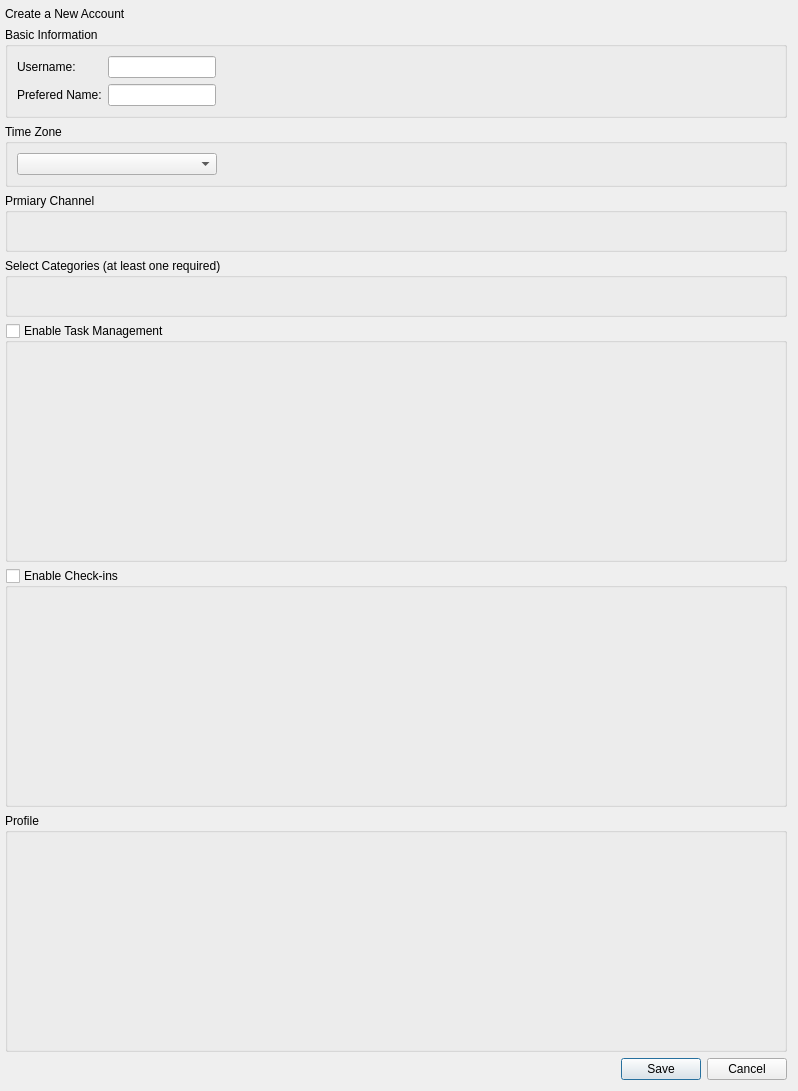
Before: the Qt Designer form ui/designs/account_creator_dialog.ui in Jacfogel/MHM, drawn with Qt 5.
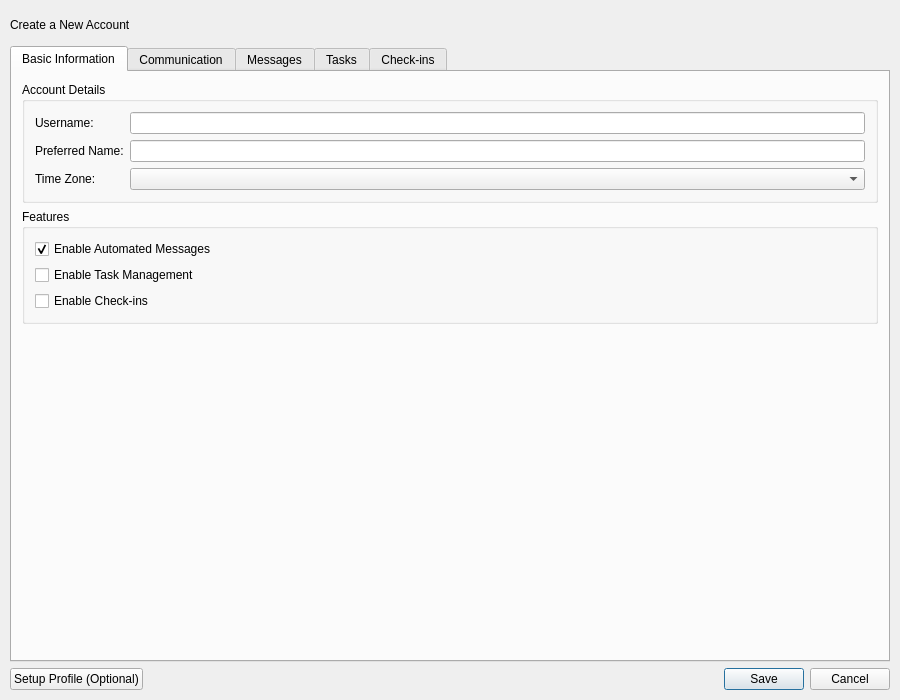
After: the same form once the commit is applied.

```diff
--- a/ui/designs/account_creator_dialog.ui
+++ b/ui/designs/account_creator_dialog.ui
@@ -6,8 +6,8 @@
    <rect>
     <x>0</x>
     <y>0</y>
-    <width>798</width>
-    <height>1091</height>
+    <width>900</width>
+    <height>700</height>
    </rect>
   </property>
   <property name="contextMenuPolicy">
@@ -19,19 +19,25 @@
   <property name="role" stdset="0">
    <string>header</string>
   </property>
-  <layout class="QVBoxLayout" name="verticalLayout" stretch="0,0,0,0,0,1,1,1,0">
+  <layout class="QVBoxLayout" name="verticalLayout" stretch="0,1,0">
    <property name="leftMargin">
-    <number>5</number>
+    <number>10</number>
    </property>
    <property name="topMargin">
-    <number>7</number>
+    <number>10</number>
+   </property>
+   <property name="rightMargin">
+    <number>10</number>
+   </property>
+   <property name="bottomMargin">
+    <number>10</number>
    </property>
    <item>
     <widget class="QLabel" name="label_create_a_new_account">
      <property name="minimumSize">
       <size>
        <width>0</width>
-       <height>0</height>
+       <height>30</height>
       </size>
      </property>
      <property name="cursor">
@@ -58,13 +64,45 @@
     </widget>
    </item>
    <item>
-    <widget class="QGroupBox" name="groupBox_basic_information">
-     <property name="title">
+    <widget class="QTabWidget" name="tabWidget">
+     <property name="currentIndex">
+      <number>0</number>
+     </property>
+     <widget class="QWidget" name="tab_basic_info">
+      <attribute name="title">
       <string>Basic Information</string>
-     </property>
-     <layout class="QVBoxLayout" name="verticalLayout_2">
+      </attribute>
+      <layout class="QVBoxLayout" name="verticalLayout_basic">
+       <property name="leftMargin">
+        <number>10</number>
+       </property>
+       <property name="topMargin">
+        <number>10</number>
+       </property>
+       <property name="rightMargin">
+        <number>10</number>
+       </property>
+       <property name="bottomMargin">
+        <number>10</number>
+       </property>
       <item>
-       <layout class="QGridLayout" name="gridLayout" columnstretch="0,1">
+        <widget class="QGroupBox" name="groupBox_basic_information">
+         <property name="title">
+          <string>Account Details</string>
+         </property>
+         <layout class="QGridLayout" name="gridLayout_basic">
+          <property name="leftMargin">
+           <number>10</number>
+          </property>
+          <property name="topMargin">
+           <number>10</number>
+          </property>
+          <property name="rightMargin">
+           <number>10</number>
+          </property>
+          <property name="bottomMargin">
+           <number>10</number>
+          </property>
         <item row="0" column="0">
          <widget class="QLabel" name="label_username">
           <property name="text">
@@ -72,35 +110,31 @@
           </property>
          </widget>
         </item>
+          <item row="0" column="1">
+           <widget class="QLineEdit" name="lineEdit_username"/>
+          </item>
         <item row="1" column="0">
          <widget class="QLabel" name="label_prefered_name">
           <property name="text">
-           <string>Prefered Name:</string>
+             <string>Preferred Name:</string>
           </property>
          </widget>
         </item>
-        <item row="1" column="1" alignment="Qt::AlignmentFlag::AlignLeft">
+          <item row="1" column="1">
          <widget class="QLineEdit" name="lineEdit_prefered_name"/>
         </item>
-        <item row="0" column="1" alignment="Qt::AlignmentFlag::AlignLeft">
-         <widget class="QLineEdit" name="lineEdit_username"/>
-        </item>
-       </layout>
-      </item>
-     </layout>
-    </widget>
-   </item>
-   <item>
-    <widget class="QGroupBox" name="groupBox_time_zone">
-     <property name="title">
-      <string>Time Zone</string>
-     </property>
-     <layout class="QVBoxLayout" name="verticalLayout_12">
-      <item alignment="Qt::AlignmentFlag::AlignLeft">
+          <item row="2" column="0">
+           <widget class="QLabel" name="label_timezone">
+            <property name="text">
+             <string>Time Zone:</string>
+            </property>
+           </widget>
+          </item>
+          <item row="2" column="1">
        <widget class="QComboBox" name="comboBox_time_zone">
         <property name="minimumSize">
          <size>
-          <width>200</width>
+              <width>300</width>
           <height>0</height>
          </size>
         </property>
@@ -109,10 +143,93 @@
      </layout>
     </widget>
    </item>
+       <item>
+        <widget class="QGroupBox" name="groupBox_features">
+         <property name="title">
+          <string>Features</string>
+         </property>
+         <layout class="QVBoxLayout" name="verticalLayout_features">
+          <property name="leftMargin">
+           <number>10</number>
+          </property>
+          <property name="topMargin">
+           <number>10</number>
+          </property>
+          <property name="rightMargin">
+           <number>10</number>
+          </property>
+          <property name="bottomMargin">
+           <number>10</number>
+          </property>
+                     <item>
+            <widget class="QCheckBox" name="checkBox_enable_messages">
+             <property name="text">
+              <string>Enable Automated Messages</string>
+             </property>
+             <property name="checked">
+              <bool>true</bool>
+             </property>
+            </widget>
+           </item>
+          <item>
+           <widget class="QCheckBox" name="checkBox_enable_task_management">
+            <property name="text">
+             <string>Enable Task Management</string>
+            </property>
+            <property name="checked">
+             <bool>false</bool>
+            </property>
+           </widget>
+          </item>
+          <item>
+           <widget class="QCheckBox" name="checkBox_enable_checkins">
+            <property name="text">
+             <string>Enable Check-ins</string>
+            </property>
+            <property name="checked">
+             <bool>false</bool>
+            </property>
+           </widget>
+          </item>
+         </layout>
+        </widget>
+       </item>
+       <item>
+        <spacer name="verticalSpacer_basic">
+         <property name="orientation">
+          <enum>Qt::Orientation::Vertical</enum>
+         </property>
+         <property name="sizeHint" stdset="0">
+          <size>
+           <width>20</width>
+           <height>40</height>
+          </size>
+         </property>
+        </spacer>
+       </item>
+      </layout>
+     </widget>
+     <widget class="QWidget" name="tab_communication">
+      <attribute name="title">
+       <string>Communication</string>
+      </attribute>
+      <layout class="QVBoxLayout" name="verticalLayout_comm">
+       <property name="leftMargin">
+        <number>10</number>
+       </property>
+       <property name="topMargin">
+        <number>10</number>
+       </property>
+       <property name="rightMargin">
+        <number>10</number>
+       </property>
+       <property name="bottomMargin">
+        <number>10</number>
+       </property>
    <item>
     <widget class="QGroupBox" name="groupBox_primary_channel">
      <property name="title">
-      <string>Prmiary Channel</string>
+          <string>Primary Communication Channel</string>
      </property>
      <layout class="QVBoxLayout" name="verticalLayout_11">
       <item>
@@ -124,9 +241,41 @@
     </widget>
    </item>
    <item>
+        <spacer name="verticalSpacer_comm">
+         <property name="orientation">
+          <enum>Qt::Orientation::Vertical</enum>
+         </property>
+         <property name="sizeHint" stdset="0">
+          <size>
+           <width>20</width>
+           <height>40</height>
+          </size>
+         </property>
+        </spacer>
+       </item>
+      </layout>
+     </widget>
+     <widget class="QWidget" name="tab_categories">
+      <attribute name="title">
+       <string>Messages</string>
+      </attribute>
+      <layout class="QVBoxLayout" name="verticalLayout_cat">
+       <property name="leftMargin">
+        <number>10</number>
+       </property>
+       <property name="topMargin">
+        <number>10</number>
+       </property>
+       <property name="rightMargin">
+        <number>10</number>
+       </property>
+       <property name="bottomMargin">
+        <number>10</number>
+       </property>
+       <item>
     <widget class="QGroupBox" name="groupBox_select_categories">
      <property name="title">
-      <string>Select Categories (at least one required)</string>
+          <string>Select Message Categories (at least one required)</string>
      </property>
      <layout class="QVBoxLayout" name="verticalLayout_3">
       <item>
@@ -138,15 +287,41 @@
     </widget>
    </item>
    <item>
-    <widget class="QGroupBox" name="groupBox_checkBox_enable_task_management">
+        <spacer name="verticalSpacer_cat">
+         <property name="orientation">
+          <enum>Qt::Orientation::Vertical</enum>
+         </property>
+         <property name="sizeHint" stdset="0">
+          <size>
+           <width>20</width>
+           <height>40</height>
+          </size>
+         </property>
+        </spacer>
+       </item>
+      </layout>
+     </widget>
+           <widget class="QWidget" name="tab_tasks">
+       <attribute name="title">
+        <string>Tasks</string>
+       </attribute>
+       <layout class="QVBoxLayout" name="verticalLayout_tasks">
+        <property name="leftMargin">
+         <number>10</number>
+        </property>
+        <property name="topMargin">
+         <number>10</number>
+        </property>
+        <property name="rightMargin">
+         <number>10</number>
+        </property>
+        <property name="bottomMargin">
+         <number>10</number>
+        </property>
+        <item>
+         <widget class="QGroupBox" name="groupBox_task_settings">
      <property name="title">
-      <string>Enable Task Management</string>
-     </property>
-     <property name="checkable">
-      <bool>true</bool>
-     </property>
-     <property name="checked">
-      <bool>false</bool>
+           <string>Task Management Settings</string>
      </property>
      <layout class="QVBoxLayout" name="verticalLayout_9">
       <item>
@@ -157,19 +332,30 @@
      </layout>
     </widget>
    </item>
+
+       </layout>
+      </widget>
+      <widget class="QWidget" name="tab_checkins">
+       <attribute name="title">
+        <string>Check-ins</string>
+       </attribute>
+       <layout class="QVBoxLayout" name="verticalLayout_checkins">
+        <property name="leftMargin">
+         <number>10</number>
+        </property>
+        <property name="topMargin">
+         <number>10</number>
+        </property>
+        <property name="rightMargin">
+         <number>10</number>
+        </property>
+        <property name="bottomMargin">
+         <number>10</number>
+        </property>
    <item>
-    <widget class="QGroupBox" name="groupBox_checkBox_enable_checkins">
+         <widget class="QGroupBox" name="groupBox_checkin_settings">
      <property name="title">
-      <string>Enable Check-ins</string>
-     </property>
-     <property name="flat">
-      <bool>false</bool>
-     </property>
-     <property name="checkable">
-      <bool>true</bool>
-     </property>
-     <property name="checked">
-      <bool>false</bool>
+           <string>Check-in Settings</string>
      </property>
      <layout class="QVBoxLayout" name="verticalLayout_8">
       <item>
@@ -180,28 +366,32 @@
      </layout>
     </widget>
    </item>
-   <item>
-    <widget class="QGroupBox" name="groupBox_user_profile">
-     <property name="title">
-      <string>Profile</string>
-     </property>
-     <property name="flat">
-      <bool>false</bool>
-     </property>
-     <property name="checkable">
-      <bool>false</bool>
-     </property>
-     <property name="checked">
-      <bool>false</bool>
-     </property>
-     <layout class="QVBoxLayout" name="verticalLayout_6">
-      <item>
-       <widget class="QWidget" name="widget_placeholder_user_profile" native="true">
-        <layout class="QVBoxLayout" name="verticalLayout_13"/>
-       </widget>
-      </item>
-     </layout>
-    </widget>
+
+       </layout>
+      </widget>
+    </widget>
+   </item>
+   <item>
+    <layout class="QHBoxLayout" name="horizontalLayout_buttons">
+     <item>
+      <widget class="QPushButton" name="pushButton_profile">
+       <property name="text">
+        <string>Setup Profile (Optional)</string>
+       </property>
+      </widget>
+     </item>
+     <item>
+      <spacer name="horizontalSpacer">
+       <property name="orientation">
+        <enum>Qt::Orientation::Horizontal</enum>
+       </property>
+       <property name="sizeHint" stdset="0">
+        <size>
+         <width>40</width>
+         <height>20</height>
+        </size>
+       </property>
+      </spacer>
    </item>
    <item>
     <widget class="QDialogButtonBox" name="buttonBox_save_cancel">
@@ -212,6 +402,8 @@
       <set>QDialogButtonBox::StandardButton::Cancel|QDialogButtonBox::StandardButton::Save</set>
      </property>
     </widget>
+     </item>
+    </layout>
    </item>
   </layout>
  </widget>
```
Left out of the diff: 2 changed lines with no effect on the pictures. Lines whose indentation alone changed are shown as unchanged.
